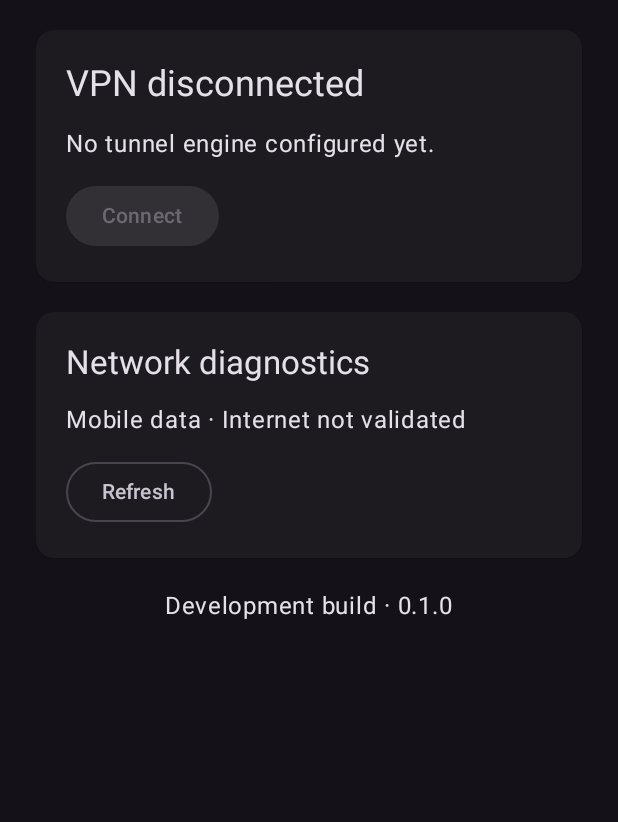
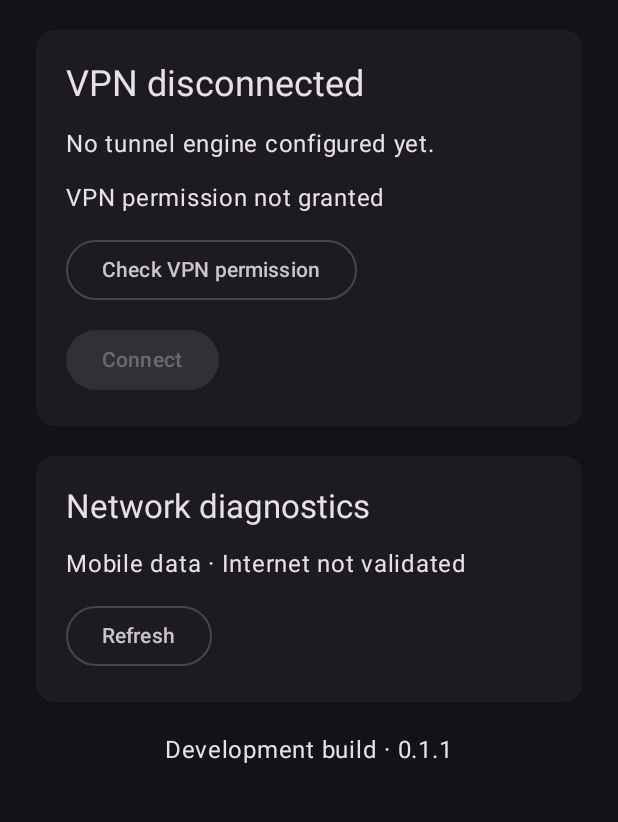
Before and after one commit to germany95reg-boop/KEBRIO-Freedom-Network-KFN, an Android app built with Jetpack Compose: the screen it shows after launch (MainActivity), on a phone screen of 412 x 824 dp, the part 156-978 px from its top. Run offline under Robolectric (Android 15) with nearby library versions, the phone set to English and light mode, and no system bars.

Commit message:
Add Android VPN permission readiness check

```diff
--- a/app/build.gradle.kts
+++ b/app/build.gradle.kts
@@ -6,7 +6,7 @@ plugins {
 android {
  namespace = "com.kebrio.kfn"
  compileSdk = 35
- defaultConfig { applicationId = "com.kebrio.kfn"; minSdk = 26; targetSdk = 35; versionCode = 1; versionName = "0.1.0" }
+ defaultConfig { applicationId = "com.kebrio.kfn"; minSdk = 26; targetSdk = 35; versionCode = 2; versionName = "0.1.1" }
  buildFeatures { compose = true }
  compileOptions { sourceCompatibility = JavaVersion.VERSION_17; targetCompatibility = JavaVersion.VERSION_17 }
  kotlinOptions { jvmTarget = "17" }
--- a/app/src/main/java/com/kebrio/kfn/MainActivity.kt
+++ b/app/src/main/java/com/kebrio/kfn/MainActivity.kt
@@ -1,10 +1,13 @@
 package com.kebrio.kfn
 import android.os.Bundle
+import android.net.VpnService
+import androidx.activity.result.contract.ActivityResultContracts
 import android.content.Context
 import android.net.ConnectivityManager
 import android.net.NetworkCapabilities
 import androidx.activity.ComponentActivity
 import androidx.activity.compose.setContent
+import androidx.activity.compose.rememberLauncherForActivityResult
 import androidx.compose.foundation.layout.*
 import androidx.compose.foundation.rememberScrollState
 import androidx.compose.foundation.verticalScroll
@@ -20,6 +23,8 @@ class MainActivity : ComponentActivity() {
   setContent {
    MaterialTheme(colorScheme = darkColorScheme()) {
     var network by remember { mutableStateOf(checkNetwork()) }
+    var vpnPermission by remember { mutableStateOf(VpnService.prepare(this@MainActivity) == null) }
+    val permissionLauncher = rememberLauncherForActivityResult(ActivityResultContracts.StartActivityForResult()) { vpnPermission = VpnService.prepare(this@MainActivity) == null }
     Surface(modifier = Modifier.fillMaxSize()) {
      Column(Modifier.safeDrawingPadding().fillMaxSize().verticalScroll(rememberScrollState()).padding(24.dp), horizontalAlignment = Alignment.CenterHorizontally, verticalArrangement = Arrangement.spacedBy(20.dp)) {
       Text("KEBRIO", style = MaterialTheme.typography.headlineLarge)
@@ -28,6 +33,8 @@ class MainActivity : ComponentActivity() {
        Column(Modifier.padding(20.dp), verticalArrangement = Arrangement.spacedBy(12.dp)) {
         Text("VPN disconnected", style = MaterialTheme.typography.headlineSmall)
         Text("No tunnel engine configured yet.")
+        Text(if (vpnPermission) "VPN permission granted" else "VPN permission not granted")
+        OutlinedButton(onClick = { val intent = VpnService.prepare(this@MainActivity); if (intent == null) vpnPermission = true else permissionLauncher.launch(intent) }) { Text("Check VPN permission") }
         Button(onClick = {}, enabled = false) { Text("Connect") }
        }
       }
@@ -38,7 +45,7 @@ class MainActivity : ComponentActivity() {
         OutlinedButton(onClick = { network = checkNetwork() }) { Text("Refresh") }
        }
       }
-      Text("Development build · 0.1.0")
+      Text("Development build · 0.1.1")
      }
     }
    }
```
